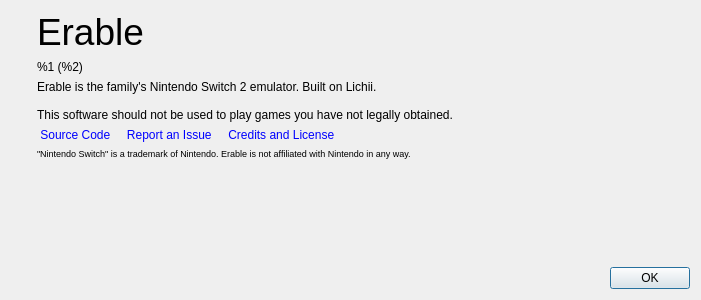
Qt form src/erable/aboutdialog.ui (erablesimu/erable) before a commit.
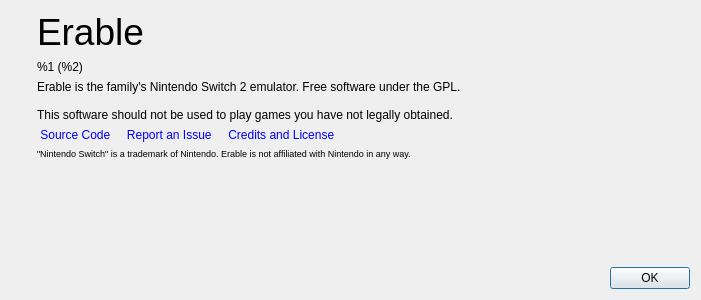
The same form after that commit. Icons and pictures are not drawn.

Commit message:
site, about: credit the GPL rather than Lichii
The site's footer and the About dialog say Erable is free software under the
GPL; the README's credits and the copyright notices in the sources still name
the projects Erable comes from.

Claude-Session: https://claude.ai/code/session_01MsSmfafnsutrNsLC2WvgSz

What changed in the file:
```diff
--- a/src/erable/aboutdialog.ui
+++ b/src/erable/aboutdialog.ui
@@ -95,7 +95,7 @@
           </sizepolicy>
          </property>
          <property name="text">
-          <string>Erable is the family's Nintendo Switch 2 emulator. Built on Lichii.
+          <string>Erable is the family's Nintendo Switch 2 emulator. Free software under the GPL.
 
 This software should not be used to play games you have not legally obtained.</string>
          </property>
```
The commit also changes 2 other files.
